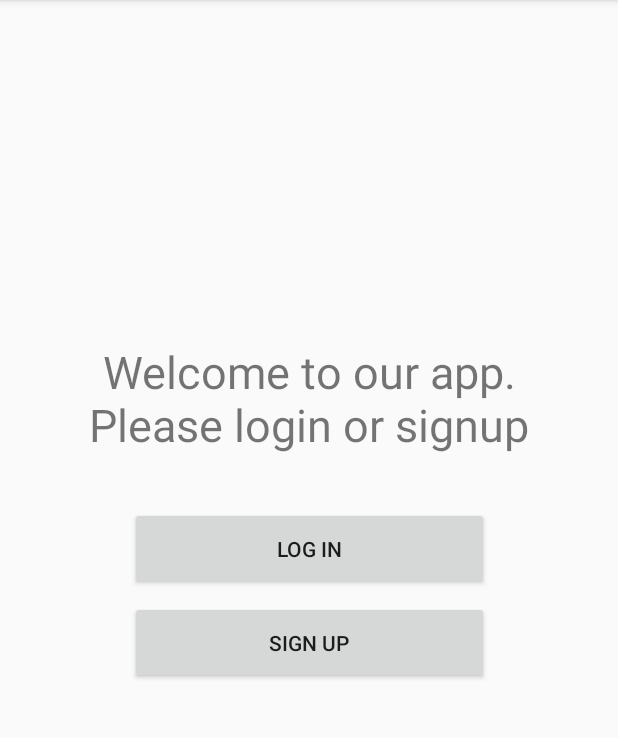
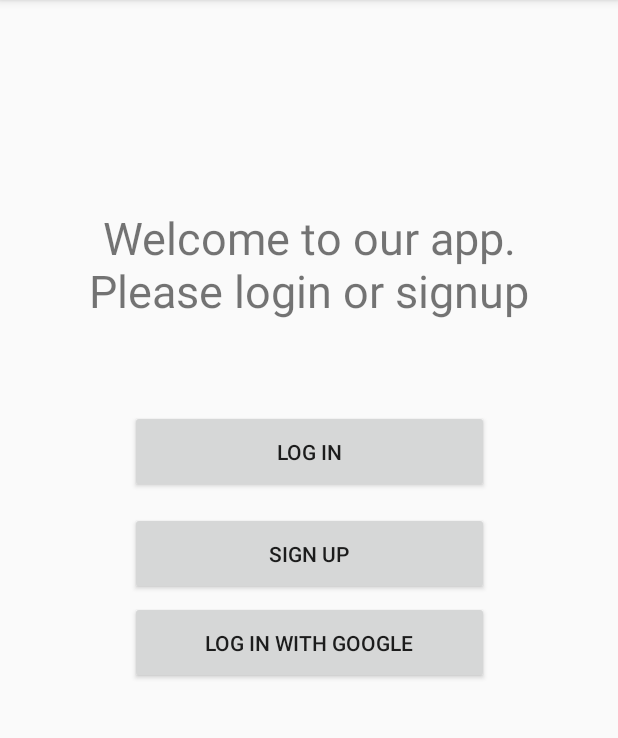
Before and after one commit to keerthi-sekar/2021-GSC-NGO, an Android app: the screen it shows after launch (WelcomeActivity), on a phone screen of 412 x 824 dp, the part 84-822 px from its top. Run offline under Robolectric (Android 15) with nearby library versions, the phone set to English and light mode, and no system bars; our stand-ins replace Firebase (no records; nobody signed in at launch, a user with empty details on screens opened directly).

Commit message:
google login

```diff
--- a/App/app/build.gradle
+++ b/App/app/build.gradle
@@ -45,6 +45,7 @@ dependencies {
     implementation 'com.google.firebase:firebase-storage:19.2.1'
     implementation 'com.google.firebase:firebase-messaging:21.0.1'
     implementation 'com.google.firebase:firebase-auth:20.0.2'
-
+    implementation 'com.google.firebase:firebase-auth-ktx'
+    implementation 'com.google.android.gms:play-services-auth:19.0.0'
 
 }
--- a/App/app/src/main/AndroidManifest.xml
+++ b/App/app/src/main/AndroidManifest.xml
@@ -9,7 +9,8 @@
         android:roundIcon="@mipmap/ic_launcher_round"
         android:supportsRtl="true"
         android:theme="@style/AppTheme">
-        <activity android:name=".LoginActivity"></activity>
+        <activity android:name=".GoogleLoginActivity"></activity>
+        <activity android:name=".LoginActivity" />
         <activity android:name=".MainActivity" />
         <activity android:name=".SignUpActivity" />
         <activity android:name=".WelcomeActivity">
--- a/App/app/src/main/java/com/gsoc2021/ngodonate/WelcomeActivity.kt
+++ b/App/app/src/main/java/com/gsoc2021/ngodonate/WelcomeActivity.kt
@@ -34,4 +34,9 @@ class WelcomeActivity : AppCompatActivity() {
         val intent = Intent(this, SignUpActivity::class.java)
         startActivity(intent)
     }
+
+    fun googleLogin(view: View){
+        val intent = Intent(this, GoogleLoginActivity::class.java)
+        startActivity(intent)
+    }
 }
--- a/App/app/src/main/res/layout/activity_welcome.xml
+++ b/App/app/src/main/res/layout/activity_welcome.xml
@@ -18,7 +18,8 @@
         app:layout_constraintBottom_toTopOf="@+id/signUpbtn"
         app:layout_constraintEnd_toEndOf="parent"
         app:layout_constraintStart_toStartOf="parent"
-        app:layout_constraintTop_toTopOf="parent" />
+        app:layout_constraintTop_toTopOf="parent"
+        app:layout_constraintVertical_bias="0.059" />
 
     <Button
         android:id="@+id/logInBtn"
@@ -37,9 +38,20 @@
         android:id="@+id/signUpbtn"
         android:layout_width="239dp"
         android:layout_height="55dp"
+        android:layout_marginBottom="4dp"
+        android:onClick="signupScreen"
+        android:text="Sign Up"
+        app:layout_constraintBottom_toTopOf="@+id/SigninGoogle"
+        app:layout_constraintEnd_toEndOf="parent"
+        app:layout_constraintStart_toStartOf="parent" />
+
+    <Button
+        android:id="@+id/SigninGoogle"
+        android:layout_width="239dp"
+        android:layout_height="55dp"
         android:layout_marginBottom="312dp"
-        android:text="Sign Up"
-        android:onClick="signupScreen"
+        android:text="Log In with Google"
+        android:onClick="googleLogin"
         app:layout_constraintBottom_toBottomOf="parent"
         app:layout_constraintEnd_toEndOf="parent"
         app:layout_constraintStart_toStartOf="parent" />
```
Also changed, not shown: App/app/src/main/java/com/gsoc2021/ngodonate/BaseActivity.kt (added, +34 -0 lines), App/app/src/main/java/com/gsoc2021/ngodonate/GoogleLoginActivity.kt (added, +64 -0 lines), App/app/src/main/java/com/gsoc2021/ngodonate/SignUpActivity.kt (+6 -8 lines), App/app/src/main/res/layout/activity_google_login.xml (added, +9 -0 lines).
